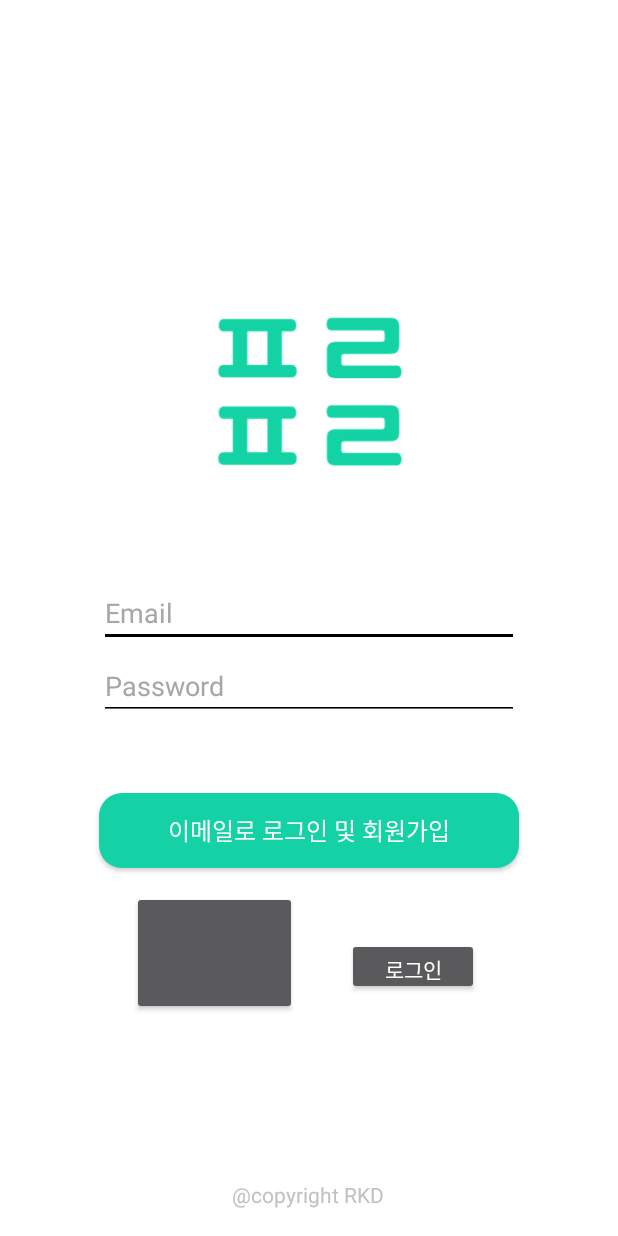
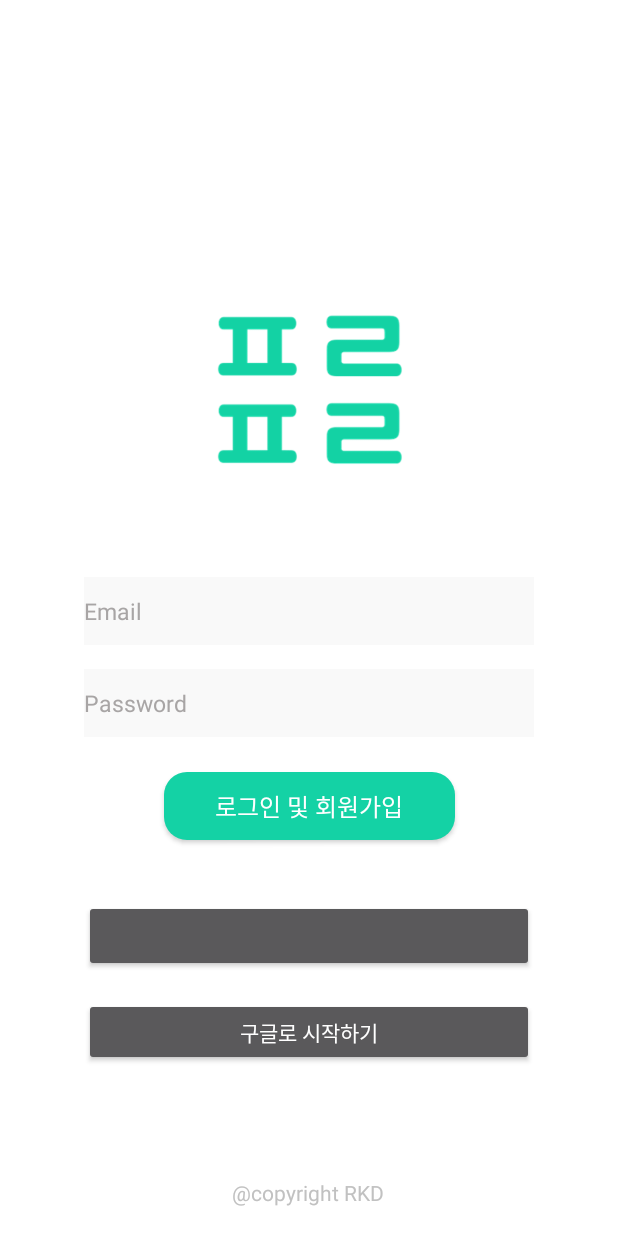
Before and after one commit to PA-roketdan/PruPru, an Android app: the screen it shows after launch (StartActivity), on a phone screen of 412 x 824 dp. Run offline under Robolectric (Android 15) with nearby library versions, the phone set to English and light mode, and no system bars; our stand-ins replace Firebase (no records; nobody signed in at launch, a user with empty details on screens opened directly); libraries missing offline, so code that uses them is left out: com.facebook, com.facebook.login, com.kakao.sdk, com.shobhitpuri.custombuttons; plain views replace GoogleSignInButton, LoginButton; 10 statements that could not run were skipped.

Commit message:
ui: redesign ui
Redesign ui
- Start

```diff
--- a/prupru/app/src/main/res/layout/activity_start.xml
+++ b/prupru/app/src/main/res/layout/activity_start.xml
@@ -9,97 +9,92 @@
 
     <EditText
         android:id="@+id/Email"
-        android:layout_width="280dp"
-        android:layout_height="wrap_content"
-        android:layout_marginStart="55dp"
+        android:layout_width="300dp"
+        android:layout_height="45dp"
+        android:layout_marginStart="57dp"
         android:layout_marginTop="315dp"
-        android:layout_marginEnd="55dp"
+        android:layout_marginEnd="57dp"
         android:layout_marginBottom="325dp"
         android:width="250dp"
-        android:backgroundTint="#000000"
+        android:background="#F9F9F9"
+        android:backgroundTint="#F9F9F9"
         android:ems="10"
         android:hint="Email"
         android:inputType="textEmailAddress"
         android:textColor="@color/black"
         android:textColorHint="#A8A5A5"
+        android:textSize="15sp"
         app:layout_constraintBottom_toBottomOf="parent"
         app:layout_constraintEnd_toEndOf="parent"
         app:layout_constraintStart_toStartOf="parent"
-        app:layout_constraintTop_toTopOf="parent"
-        app:layout_constraintVertical_bias="0.514" />
+        app:layout_constraintTop_toTopOf="parent" />
 
     <EditText
         android:id="@+id/editTextTextPassword"
-        android:layout_width="280dp"
-        android:layout_height="wrap_content"
-        android:layout_marginStart="55dp"
-        android:layout_marginTop="41dp"
-        android:layout_marginEnd="55dp"
-        android:layout_marginBottom="284dp"
+        android:layout_width="300dp"
+        android:layout_height="45dp"
+        android:layout_marginStart="57dp"
+        android:layout_marginTop="16dp"
+        android:layout_marginEnd="57dp"
         android:width="250dp"
-        android:backgroundTint="@color/black"
+        android:background="#F9F9F9"
+        android:backgroundTint="#F9F9F9"
         android:ems="10"
         android:hint="Password"
         android:inputType="textPassword"
         android:textColor="@color/black"
         android:textColorHint="#A8A5A5"
-        app:layout_constraintBottom_toBottomOf="parent"
+        android:textSize="15sp"
+        app:layout_constraintBottom_toTopOf="@+id/SignButton"
         app:layout_constraintEnd_toEndOf="parent"
         app:layout_constraintStart_toStartOf="parent"
-        app:layout_constraintTop_toTopOf="@+id/Email"
-        app:layout_constraintVertical_bias="0.113" />
+        app:layout_constraintTop_toBottomOf="@+id/Email" />
 
     <Button
         android:id="@+id/SignButton"
-        android:layout_width="280dp"
-        android:layout_height="50dp"
-        android:layout_marginStart="40dp"
+        android:layout_width="194dp"
+        android:layout_height="45dp"
 
         android:layout_marginTop="23dp"
-        android:layout_marginEnd="40dp"
-        android:layout_marginBottom="220dp"
+        android:layout_marginBottom="20dp"
         android:width="280dp"
         android:height="41dp"
         android:background="@drawable/button_background"
-        android:text="이메일로 로그인 및 회원가입"
+        android:text="로그인 및 회원가입"
         android:textSize="16sp"
-        app:layout_constraintBottom_toBottomOf="parent"
-        app:layout_constraintEnd_toEndOf="parent"
-        app:layout_constraintStart_toStartOf="parent"
+        app:layout_constraintBottom_toTopOf="@+id/facebook_login_button"
+        app:layout_constraintEnd_toEndOf="@+id/editTextTextPassword"
+        app:layout_constraintStart_toStartOf="@+id/editTextTextPassword"
         app:layout_constraintTop_toBottomOf="@+id/editTextTextPassword" />
 
     <com.shobhitpuri.custombuttons.GoogleSignInButton
         android:id="@+id/google_login_button"
-        android:layout_width="wrap_content"
-        android:layout_height="38dp"
+        android:layout_width="300dp"
+        android:layout_height="45dp"
         android:layout_centerInParent="true"
-        android:layout_marginStart="10dp"
-        android:layout_marginTop="15dp"
-        android:layout_marginEnd="72dp"
-        android:layout_marginBottom="147dp"
-        android:text="로그인"
+        android:layout_marginTop="17dp"
+        android:text="구글로 시작하기"
         app:isDarkTheme="false"
-        app:layout_constraintBottom_toBottomOf="parent"
-        app:layout_constraintEnd_toEndOf="parent"
-        app:layout_constraintHorizontal_bias="0.528"
-        app:layout_constraintStart_toEndOf="@+id/facebook_login_button"
-        app:layout_constraintTop_toBottomOf="@+id/SignButton"
-        app:layout_constraintVertical_bias="0.695"
+        app:layout_constraintEnd_toEndOf="@+id/facebook_login_button"
+        app:layout_constraintStart_toStartOf="@+id/facebook_login_button"
+        app:layout_constraintTop_toBottomOf="@+id/facebook_login_button"
         tools:ignore="MissingConstraints" />
 
     <com.facebook.login.widget.LoginButton
         android:id="@+id/facebook_login_button"
-        android:layout_width="110dp"
-        android:layout_height="0dp"
-        android:layout_marginStart="88dp"
-        android:layout_marginTop="15dp"
-        android:layout_marginBottom="147dp"
+        android:layout_width="300dp"
+        android:layout_height="wrap_content"
+        android:layout_marginStart="57dp"
+        android:layout_marginTop="20dp"
+        android:layout_marginEnd="97dp"
+        android:layout_marginBottom="30dp"
         android:textSize="14sp"
-        app:com_facebook_login_text="로그인"
-        app:layout_constraintBottom_toBottomOf="parent"
+        app:com_facebook_login_text="페이스북으로 시작하기"
+        app:layout_constraintBottom_toTopOf="@+id/google_login_button"
+        app:layout_constraintEnd_toEndOf="parent"
+        app:layout_constraintHorizontal_bias="0.046"
         app:layout_constraintStart_toStartOf="parent"
-        app:layout_constraintTop_toBottomOf="@+id/SignButton"
-        app:layout_constraintVertical_bias="0.625" />
+        app:layout_constraintTop_toBottomOf="@+id/SignButton" />
 
     <ImageButton
         android:id="@+id/kakao_login_button"
```
